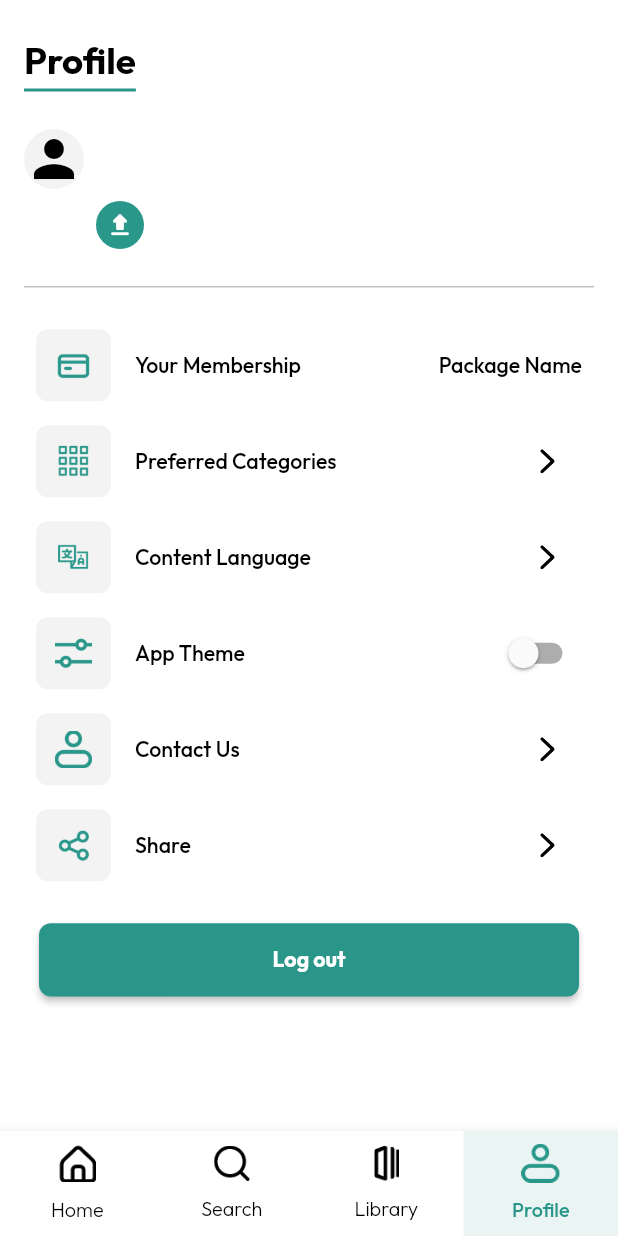
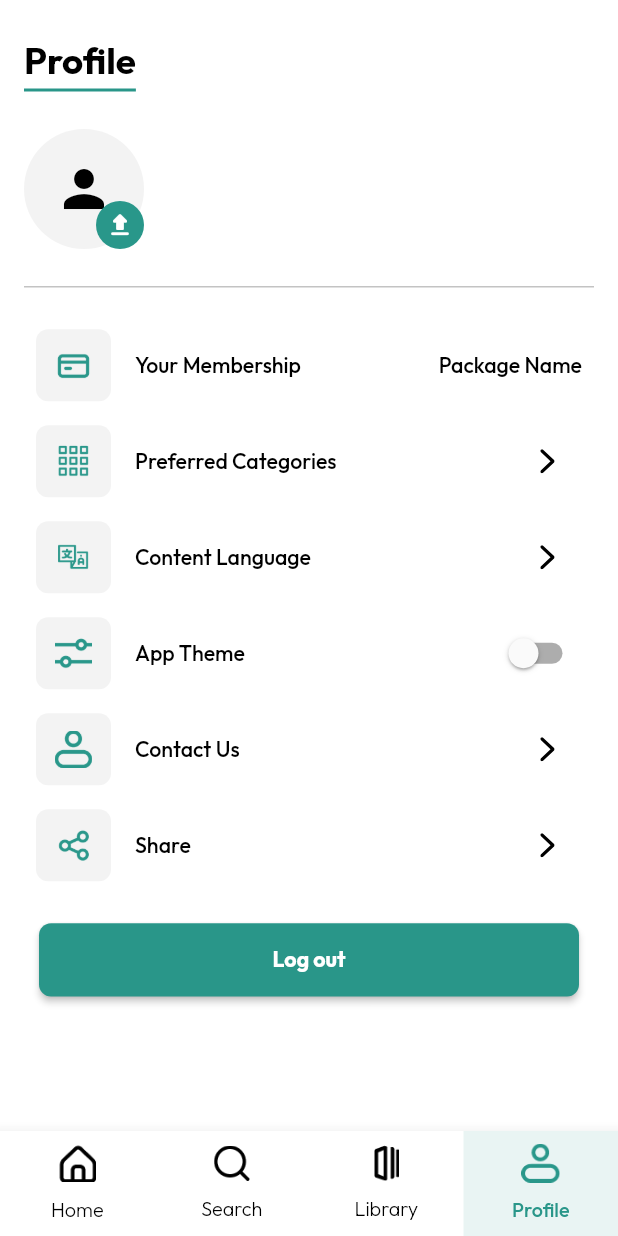
Before and after one commit to architkheni/E-Book, a Flutter app: the ProfileScreen screen opened by its route, on a phone screen of 412 x 824 dp. Run offline on Flutter 3.47's test engine with Material 2 defaults, Android fonts, the phone set to English and light mode, and no system bars; our stand-ins replace cached_network_image, connectivity, dartz, dio, firebase_core, flutter_html and 8 more; missing offline and left inert: flutter_facebook_auth, flutter_paypal; accounts and stored records are empty.

Commit message:
DONE:- change the icon

```diff
--- a/lib/presentation/Profile_Screen/Profile_Screen.dart
+++ b/lib/presentation/Profile_Screen/Profile_Screen.dart
@@ -55,7 +55,6 @@ class _ProfileScreenState extends State<ProfileScreen> {
 
   @override
   Widget build(BuildContext context) {
-
     double width = MediaQuery.of(context).size.width;
     bool isLight = Theme.of(context).brightness == Brightness.light;
 
@@ -108,6 +107,7 @@ class _ProfileScreenState extends State<ProfileScreen> {
                                       ? Stack(
                                           children: [
                                             CircleAvatar(
+                                              radius: 80,
                                               backgroundColor: isLight
                                                   ? ColorConstant.kF3F3F3
                                                   : ColorConstant.k626666,
```
Also changed, not shown: lib/router/app_router.dart (+8 -0 lines), assets/images/Checked.png, assets/images/inReed.png, assets/images/like.png.
